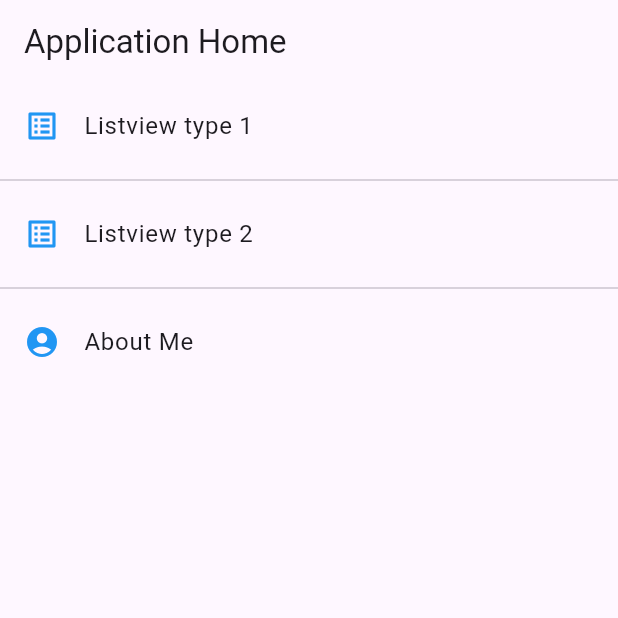
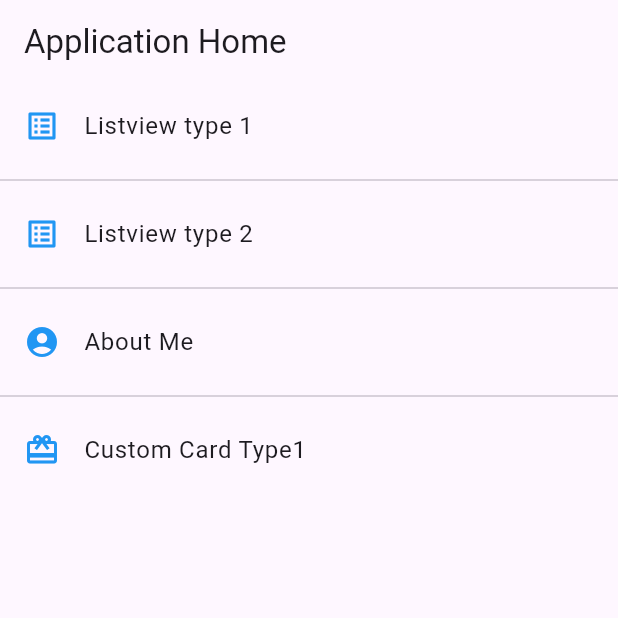
Before and after one commit to JorshuaEs/flutterApp, a Flutter app: the screen it shows after launch, on a phone screen of 412 x 824 dp, the top half of it. Run offline on Flutter 3.47's test engine with Material 3 defaults, Android fonts, the phone set to English and light mode, and no system bars.

Commit message:
Custom Card Type 1

```diff
--- a/lib/routes/app_routes.dart
+++ b/lib/routes/app_routes.dart
@@ -21,6 +21,12 @@ class AppRoutes {
         icon: Icons.account_circle,
         title: 'About Me',
         screen: const AboutMe()),
+    MenuOption(
+      route: 'customcardtype1',
+      icon: Icons.card_giftcard,
+      title: 'Custom Card Type1',
+      screen: const CustomCardType1(),
+    ),
   ];
   static Map<String, Widget Function(BuildContext)> getAppRoutes() {
     Map<String, Widget Function(BuildContext)> appRoutes = {};
--- a/lib/screens/screens.dart
+++ b/lib/screens/screens.dart
@@ -5,3 +5,5 @@ export "package:app_flutter/screens/listview_screen.dart";
 export "package:app_flutter/screens/listview2_screen.dart";
 
 export "package:app_flutter/screens/about_me.dart";
+
+export "package:app_flutter/screens/custom_card_type_1.dart";
```
Also changed, not shown: lib/screens/custom_card_type_1.dart (added, +47 -0 lines).
